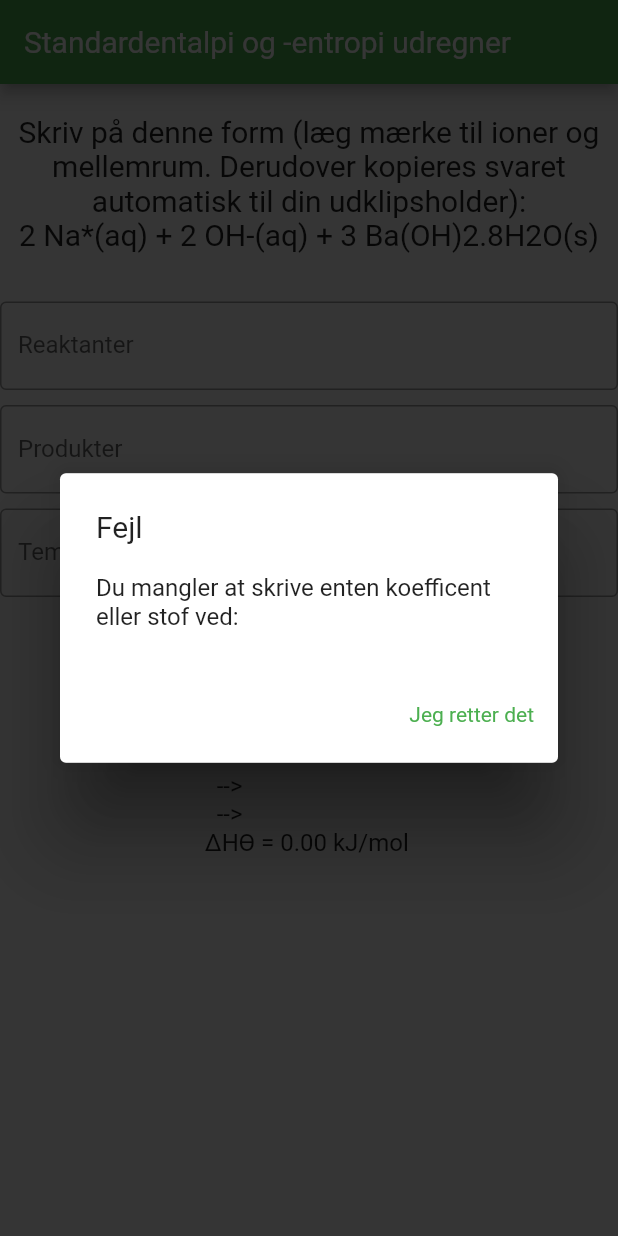
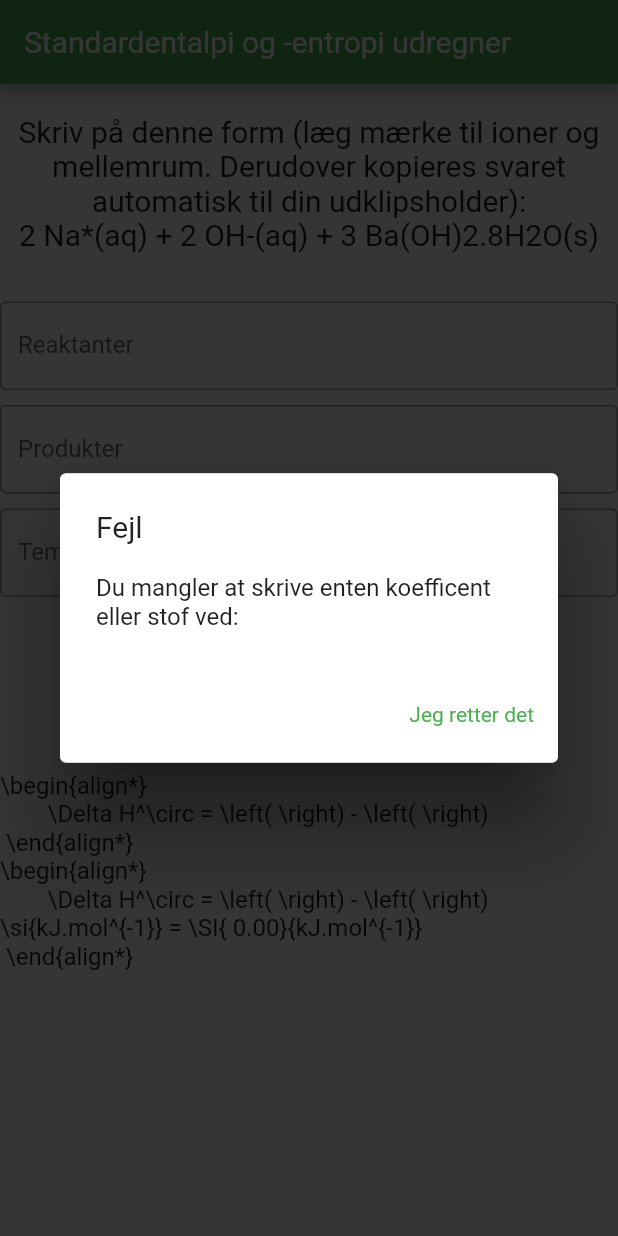
Before and after one commit to p5wag/entalpi_og_entropi, a Flutter app: the screen it shows after launch, after a tap on "Entalpi", on a phone screen of 412 x 824 dp. Run offline on Flutter 3.47's test engine with Material 2 defaults, Android fonts, the light colour scheme and no system bars.

Commit message:
better formatted strings
Now the string for enthalpy and entropy can be directly copied into latex

```diff
--- a/lib/main.dart
+++ b/lib/main.dart
@@ -281,33 +281,73 @@ class _MyHomePageState extends State<MyHomePage> {
 
     List<double> values = calculate(reactants, products);
 
-    String enthalpyDownString = '';
-    String entropyDownString = '';
+    String string = "";
 
-    for (Substance element in reactants) {
-      String name = element.nameAndState;
+    // TODO: Tilføj "$reactantString  -->  $productString først i strengen så man kan se hvad man arbejder med
 
-      enthalpyDownString += "${enthalpyTable[name]}  ";
-      entropyDownString += "${entropyTable[name]}  ";
-    }
-    enthalpyDownString +="  -->  ";
-    entropyDownString +="  -->  ";
-    for (Substance element in products) {
-      String name = element.nameAndState;
+    if( type == "entalpi" || type == "entropi" ){
+      String sOrH = "";
 
-      enthalpyDownString += "${enthalpyTable[name]}  ";
-      entropyDownString += "${entropyTable[name]}  ";
+      if ( type == "entalpi"){
+        sOrH = "H";
+      } else{
+        sOrH = "S";
+      }
+      // start the general equation
+      string += """\\begin{align*}
+        \\Delta $sOrH^\\circ = \\left( """;
+      // Get all products and put them in the string
+      for (Substance element in products) {
+        if (products[0] != element ){
+          string += " + ";
+        }
+        string += "${element.coefficient} \\cdot $sOrH^\\circ \\left( \\ch{${element.nameAndState}} \\right)";
+      }
+      string += "\\right) - \\left(";
+      for (Substance element in reactants) {
+        if (reactants[0] != element ){
+          string += " + ";
+        }
+        string += "${element.coefficient} \\cdot $sOrH^\\circ \\left( \\ch{${element.nameAndState}} \\right)";
+      }
+      string += " \\right) \n \\end{align*} \n";
+
+      // Start the equation with the numbers
+      string += """\\begin{align*}
+        \\Delta $sOrH^\\circ = \\left( """;
+      // Get all products and put them in the string
+      for (Substance element in products) {
+        if (products[0] != element ){
+          string += " + ";
+        }
+        String value = "";
+        if(sOrH == "H"){ value = enthalpyTable[element.nameAndState].toString(); }
+        else if (sOrH == "S") {value = entropyTable[element.nameAndState].toString();}
+        string += "${element.coefficient} \\cdot  \\left( $value \\right)";
+      }
+      string += "\\right) - \\left(";
+      for (Substance element in reactants) {
+        if (reactants[0] != element ){
+          string += " + ";
+        }
+        String value = "";
+        if(sOrH == "H"){ value = enthalpyTable[element.nameAndState].toString(); }
+        else if (sOrH == "S") {value = entropyTable[element.nameAndState].toString();}
+        string += "${element.coefficient} \\cdot \\left( $value \\right)";
+      }
+      if (sOrH == "H") {
+        string +=
+        " \\right)  \\si{kJ.mol^{-1}} = \\SI{ ${values[0]
+            .toStringAsFixed(2)}}{kJ.mol^{-1}} \n \\end{align*} \n";
+      } else {
+        string +=
+        " \\right)  \\si{J.K^{-1}.mol^{-1}}  = \\SI{${values[1]
+            .toStringAsFixed(2)}}{J.K^{-1}.mol^{-1}} \n \\end{align*} \n";
+      }
+      return string;
     }
 
-    String string = "";
-
-    if (type == "entalpi") {
-      string = "$reactantString  -->  $productString\n$enthalpyDownString\n";
-      string += "ΔHӨ = ${values[0].toStringAsFixed(2)} kJ/mol";
-    } else if (type == "entropi") {
-      string = "$reactantString  -->  $productString\n$entropyDownString\n";
-      string += "ΔSӨ = ${values[1].toStringAsFixed(2)} J/(K * mol)";
-    } else if (type == "gibbs"){
+    if (type == "gibbs"){
       string = "For reaktionen $reactantString  -->️  $productString gælder\n";
       string += "ΔG = ${values[2].toStringAsFixed(2)} kJ / mol\n";
       string += "Fordi ΔG = ΔHӨ - ΔSӨ * T = (${values[0].toStringAsFixed(2)} kJ / mol) - (${values[1].toStringAsFixed(2)} J/K * mol) * ";
```
